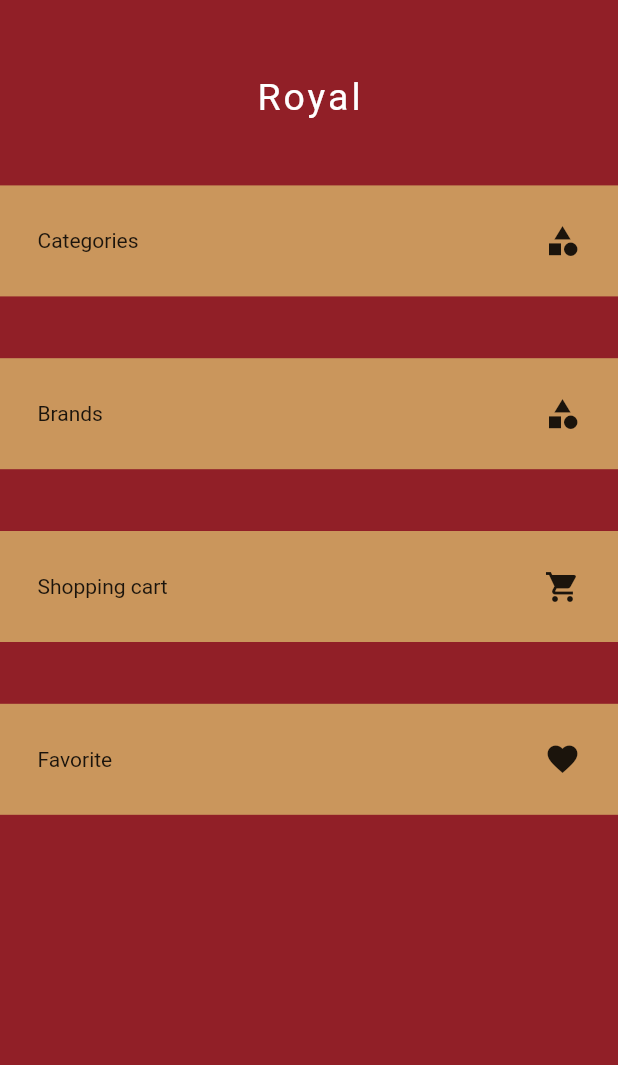
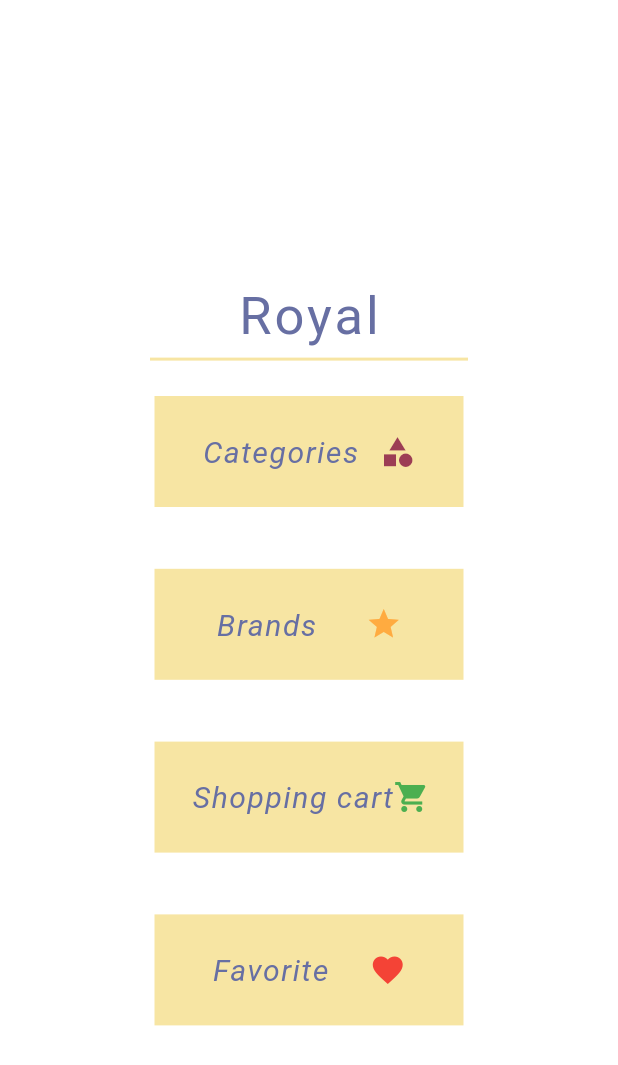
Before and after one commit to esraaabdrabo/makeup_store, a Flutter app: the screen it shows after launch, with the side drawer open, on a phone screen of 412 x 824 dp. Shown: the top 1065 px of the screen. Run offline on Flutter 3.47's test engine with Material 2 defaults, Android fonts, the phone set to English and light mode, and no system bars; our stand-ins replace google_fonts.

Commit message:
edit the design

```diff
--- a/lib/main.dart
+++ b/lib/main.dart
@@ -1,5 +1,6 @@
 import 'package:flutter/material.dart';
 import 'package:provider/provider.dart';
+import 'package:store/myThemeData.dart';
 import 'package:store/view_model/favourite.dart';
 import 'package:store/view_model/shopping_cart.dart';
 import 'package:store/views/brands.dart';
@@ -20,9 +21,10 @@ class MyApp extends StatelessWidget {
           return ChangeNotifierProvider(
               create: (context) => ShoppingCartVM(),
               builder: (context, child) {
-                return const MaterialApp(
+                return MaterialApp(
+                  theme: myThemeData.themeData,
                   debugShowCheckedModeBanner: false,
-                  home: Brands(),
+                  home: const Brands(),
                 );
               });
         });
--- a/lib/myThemeData.dart
+++ b/lib/myThemeData.dart
@@ -1,10 +1,87 @@
 import 'package:flutter/material.dart';
+import 'package:google_fonts/google_fonts.dart';
+
+//int colorIndex = 0;
 
 class myThemeData {
   static ThemeData themeData = ThemeData(
-      colorScheme:
-          ColorScheme.fromSwatch().copyWith(secondary: Color(0xffBB142E)),
-      primaryColor: Color(0xffF9F9F9));
+    colorScheme:
+        ColorScheme.fromSwatch().copyWith(secondary: Color(0xffBB142E)),
+    primaryColor: const Color(0xffF9F9F9),
+  );
+
+  static TextStyle logoTextStyle = GoogleFonts.encodeSansSc(
+    textStyle: TextStyle(letterSpacing: 2, color: myThemeData.bluecolor
+        //  shadows: myThemeData.appbarShadow
+        ),
+  );
+  static TextStyle drawerBtnTextStyle = GoogleFonts.yanoneKaffeesatz(
+    textStyle: TextStyle(
+        //    fontWeight: FontWeight.w100,
+        fontSize: 20,
+        fontStyle: FontStyle.italic,
+        color: myThemeData.bluecolor,
+        letterSpacing: 1),
+  );
+  static TextStyle redCircleTextStyle = GoogleFonts.k2d(
+    textStyle: const TextStyle(
+        color: Color.fromARGB(183, 255, 255, 255),
+        letterSpacing: 2,
+        shadows: [BoxShadow(color: Color(0xff906C6C))]),
+  );
+  static TextStyle emptyTextStyle = GoogleFonts.aBeeZee(
+      textStyle: const TextStyle(color: Colors.white, fontSize: 35));
+  static TextStyle shoppingCartTextStyle = GoogleFonts.aBeeZee(
+    textStyle:
+        TextStyle(color: myThemeData.bluecolor, fontSize: 12, letterSpacing: 1),
+  );
+  static BoxDecoration redCircleDecoration = const BoxDecoration(
+      boxShadow: [
+        BoxShadow(
+            color: Color.fromARGB(146, 125, 124, 124),
+            blurRadius: 12,
+            offset: Offset(-15, 15))
+      ],
+      gradient: LinearGradient(
+          begin: Alignment.topRight,
+          end: Alignment.bottomLeft,
+          colors: [
+            Color.fromARGB(255, 251, 61, 93),
+            Color.fromARGB(255, 165, 49, 49),
+            Color.fromARGB(255, 34, 4, 4)
+          ]),
+      borderRadius: BorderRadius.all(Radius.circular(100)));
+  /* static Color colorGenerate() {
+    if (colorIndex % 2 == 0) {
+      colorIndex++;
+
+      return myThemeData.bluecolor;
+    } else {
+      colorIndex++;
+      return myThemeData.darkRedColor;
+    }
+
+    /*if (colorIndex == 1) {
+        colorIndex++;
+        return Colors.brown[300]!;
+      } else if (colorIndex == 2) {
+        colorIndex++;
+        return myThemeData.movcolor;
+      } else {
+        colorIndex = 0;
+        return myThemeData.darkRedColor;
+      }*/
+  }*/
+
+  static BoxDecoration brandNameBtnDecoration = BoxDecoration(
+    color: bluecolor,
+    boxShadow: const [
+      BoxShadow(color: Colors.black, blurRadius: 5, offset: Offset(1, 0)),
+      BoxShadow(color: Colors.black, blurRadius: 5, offset: Offset(-1, 0)),
+      BoxShadow(color: Colors.black, blurRadius: 5, offset: Offset(0, 1)),
+      BoxShadow(color: Colors.white, blurRadius: 5, offset: Offset(0, -1))
+    ],
+  );
 
   var brandBtnShadow = const Color(0xff000000).withOpacity(2);
   var brandTextBorder = const Color(0xff906C6C);
@@ -38,7 +115,9 @@ class myThemeData {
         color: Color.fromARGB(210, 95, 255, 162))
   ];
   static Color orangecolor = const Color(0xffFF5B00);
+  static Color offWhightcolor = const Color.fromARGB(255, 247, 229, 163);
   static Color coffecolor = const Color(0xffCA965C);
+
   static Color movcolor = const Color(0xff9C3D54);
   static Color bluecolor = const Color(0xffF676FA3);
   static Color darkRedColor = const Color(0xff911F27);
--- a/lib/view_model/shopping_cart.dart
+++ b/lib/view_model/shopping_cart.dart
@@ -12,9 +12,9 @@ class ShoppingCartVM extends ChangeNotifier {
   String orderColorName = '';
   String orderColorHexa = '';
 
-  addItem(Product product, int id, int num, String colorName, String colorHexa,
-      String imgUrl, String price) {
-    ordersList.add(Order(id, num, colorName, colorHexa, imgUrl, price));
+  addItem(Product product, int id, int num, String name, String colorName,
+      String colorHexa, String imgUrl, String price) {
+    ordersList.add(Order(id, num, name, colorName, colorHexa, imgUrl, price));
 
     //to make the product inkwell in shopping cart
     //view go to the product details with the product
@@ -142,12 +142,13 @@ class PieceNum {
 class Order {
   int id;
   int num = 0;
+  String name = '';
   String colorName = '';
   String colorHexa = '';
   String imgUrl = '';
   String price = '';
-  Order(this.id, this.num, this.colorName, this.colorHexa, this.imgUrl,
-      this.price);
+  Order(this.id, this.num, this.name, this.colorName, this.colorHexa,
+      this.imgUrl, this.price);
 }
 
 class PieceColor {
--- a/lib/views/drawer.dart
+++ b/lib/views/drawer.dart
@@ -12,47 +12,76 @@ class RedDrawer extends StatelessWidget {
   @override
   Widget build(BuildContext context) {
     return Container(
-      color: myThemeData.darkRedColor,
-      child: Column(mainAxisAlignment: MainAxisAlignment.start, children: [
+      color: Colors.white,
+      child: Column(mainAxisAlignment: MainAxisAlignment.center, children: [
+        //brand name
         SizedBox(
           height: MediaQuery.of(context).size.height * .15,
-          child: const Padding(
-            padding: EdgeInsets.only(top: 50),
-            child: Text(
-              'Royal',
-              style: TextStyle(
-                color: Colors.white,
-                fontSize: 25,
-                letterSpacing: 2,
-              ),
+          child: Padding(
+            padding: const EdgeInsets.only(top: 50),
+            child: Column(
+              children: [
+                Text('Royal',
+                    style: myThemeData.logoTextStyle.copyWith(fontSize: 35)),
+                Divider(
+                  thickness: 2,
+                  color: myThemeData.offWhightcolor,
+                  indent: 100,
+                  endIndent: 100,
+                )
+              ],
             ),
           ),
         ),
+        //categories
         CommonWidgets.drawerRow(context, () {
           Navigator.pushReplacement(context,
               MaterialPageRoute(builder: (context) => const Categories()));
-        }, 'Categories', const Icon(Icons.category)),
+        },
+            'Categories',
+            Icon(
+              Icons.category,
+              color: myThemeData.movcolor,
+            )),
         SizedBox(
           height: MediaQuery.of(context).size.height * .05,
         ),
+        //Brands
         CommonWidgets.drawerRow(context, () {
           Navigator.pushReplacement(
               context, MaterialPageRoute(builder: (context) => const Brands()));
-        }, 'Brands', const Icon(Icons.category)),
+        },
+            'Brands',
+            const Icon(
+              Icons.star,
+              color: Colors.orangeAccent,
+            )),
         SizedBox(
           height: MediaQuery.of(context).size.height * .05,
         ),
+        //shopping cart
         CommonWidgets.drawerRow(context, () {
           Navigator.pushReplacement(context,
               MaterialPageRoute(builder: (context) => const ShoppingCart()));
-        }, 'Shopping cart', const Icon(Icons.shopping_cart)),
+        },
+            'Shopping cart',
+            const Icon(
+              Icons.shopping_cart,
+              color: Colors.green,
+            )),
         SizedBox(
           height: MediaQuery.of(context).size.height * .05,
         ),
+        //favourite
         CommonWidgets.drawerRow(context, () {
           Navigator.pushReplacement(context,
               MaterialPageRoute(builder: (context) => const Favourite()));
-        }, 'Favorite', const Icon(Icons.favorite))
+        },
+            'Favorite',
+            const Icon(
+              Icons.favorite,
+              color: Colors.red,
+            ))
       ]),
     );
   }
--- a/lib/views/product_details.dart
+++ b/lib/views/product_details.dart
@@ -127,6 +127,7 @@ class ProductDetails extends StatelessWidget {
                           product,
                           product.id,
                           numOfPieces,
+                          product.name,
                           shoppingCartProvider.orderColorName,
                           shoppingCartProvider.orderColorHexa,
                           product.apiFeaturedImage,
--- a/lib/views/products.dart/brand_products.dart
+++ b/lib/views/products.dart/brand_products.dart
@@ -32,7 +32,7 @@ class _BrandProductsState extends State<BrandProducts> {
           List<Product> products = provider.products;
 
           return Scaffold(
-              backgroundColor: myThemeData.movcolor,
+              backgroundColor: myThemeData.bluecolor,
               appBar: CommonWidgets.appBAR(
                   context, shoppingCartProvider.itemsNum.toString()),
               body: provider.isLoading
--- a/lib/views/products.dart/category_products.dart
+++ b/lib/views/products.dart/category_products.dart
@@ -25,7 +25,7 @@ class CategoryProducts extends StatelessWidget {
           CategoryVM provider = Provider.of(context);
           List<Product> products = provider.products;
           return Scaffold(
-              backgroundColor: myThemeData.movcolor,
+              backgroundColor: myThemeData.bluecolor,
               appBar: CommonWidgets.appBAR(
                   context, shoppingCartProvider.itemsNum.toString()),
               body: provider.isLoading
--- a/lib/widgets/commonWidgets.dart
+++ b/lib/widgets/commonWidgets.dart
@@ -7,27 +7,33 @@ import '../models/product.dart';
 import '../view_model/favourite.dart';
 import '../view_model/shopping_cart.dart';
 
-int colorIndex = 0;
+import 'package:google_fonts/google_fonts.dart';
 
 class CommonWidgets {
   static Widget drawerRow(
       BuildContext context, Function() navigateFun, String title, Icon icon) {
     return Container(
-      color: myThemeData.coffecolor,
+      color: myThemeData.offWhightcolor,
       padding: const EdgeInsets.all(25),
+      width: MediaQuery.of(context).size.width * .5,
       child: InkWell(
           onTap: navigateFun,
           child: Row(
-            mainAxisAlignment: MainAxisAlignment.spaceBetween,
-            children: [Text(title), icon],
+            mainAxisAlignment: MainAxisAlignment.spaceAround,
+            children: [
+              Text(
+                title,
+                style: myThemeData.drawerBtnTextStyle,
+              ),
+              icon
+            ],
           )),
     );
   }
 
   static PreferredSizeWidget appBAR(BuildContext context, String itemsNum) {
     return AppBar(
-        iconTheme:
-            IconThemeData(color: myThemeData.themeData.colorScheme.secondary),
+        iconTheme: IconThemeData(color: myThemeData.bluecolor),
         actions: [
           Row(
             mainAxisAlignment: MainAxisAlignment.start,
@@ -66,96 +72,43 @@ class CommonWidgets {
         backgroundColor: Colors.white,
         title: Text(
           'Royal',
-          style: TextStyle(
-            letterSpacing: 2,
-            color: myThemeData.themeData.colorScheme.secondary,
-            //  shadows: myThemeData.appbarShadow
-          ),
+          style: myThemeData.logoTextStyle,
         ),
         centerTitle: true,
-        shape: const RoundedRectangleBorder(
-            borderRadius: BorderRadius.all(Radius.circular(100))),
-        elevation: 5,
-        shadowColor: const Color.fromARGB(210, 255, 95, 170));
+        /*  shape: const RoundedRectangleBorder(
+            borderRadius: BorderRadius.all(Radius.circular(100))),*/
+        elevation: 3,
+        shadowColor: myThemeData.coffecolor);
   }
 
   static Widget brandCircle(BuildContext context, String title) {
     return Container(
       width: MediaQuery.of(context).size.width * .32,
       height: MediaQuery.of(context).size.height * .15,
-      decoration: const BoxDecoration(
-          boxShadow: [
-            BoxShadow(
-                color: Color.fromARGB(146, 125, 124, 124),
-                blurRadius: 12,
-                offset: Offset(-15, 15))
-          ],
-          gradient: LinearGradient(
-              begin: Alignment.topRight,
-              end: Alignment.bottomLeft,
-              colors: [
-                Color.fromARGB(255, 251, 61, 93),
-                Color.fromARGB(255, 165, 49, 49),
-                Color.fromARGB(255, 34, 4, 4)
-              ]),
-          borderRadius: BorderRadius.all(Radius.circular(100))),
+      decoration: myThemeData.redCircleDecoration,
       child: Center(
-        child: Text(
-          title,
-          style: const TextStyle(
-              color: Colors.white,
-              letterSpacing: 2,
-              shadows: [BoxShadow(color: Color(0xff906C6C))]),
-        ),
+        child: Text(title, style: myThemeData.redCircleTextStyle),
       ),
     );
   }
 
   static Widget brandNameBtn(BuildContext context, String name) {
-    Color colorGenerate() {
-      if (colorIndex == 0) {
-        colorIndex++;
-
-        return myThemeData.bluecolor;
-      } else if (colorIndex == 1) {
-        colorIndex++;
-        return myThemeData.coffecolor;
-      } else if (colorIndex == 2) {
-        colorIndex++;
-        return myThemeData.movcolor;
-      } else {
-        colorIndex = 0;
-        return myThemeData.darkRedColor;
-      }
-    }
-
     return Container(
-      width: MediaQuery.of(context).size.width * .25,
-      height: MediaQuery.of(context).size.height * .07,
-      decoration: BoxDecoration(
-        color: colorGenerate(),
-        boxShadow: const [
-          BoxShadow(
-              color: Color.fromARGB(255, 125, 124, 124),
-              blurRadius: 2,
-              offset: Offset(1, 0)),
-          BoxShadow(
-              color: Color.fromARGB(255, 203, 197, 197),
-              blurRadius: 2,
-              offset: Offset(-1, 0))
-        ],
-      ),
-      child: Container(
+        width: MediaQuery.of(context).size.width * .25,
+        height: MediaQuery.of(context).size.height * .07,
+        decoration: myThemeData.brandNameBtnDecoration,
+        child: Container(
           padding: const EdgeInsets.all(15),
           width: MediaQuery.of(context).size.width * .1,
           child: Center(
-              child: Text(
-            name,
-            textAlign: TextAlign.center,
-            style: const TextStyle(
-                fontSize: 23, color: Color.fromARGB(255, 255, 255, 255)),
-          ))),
-    );
+              child: Text(name,
+                  textAlign: TextAlign.center,
+                  style: GoogleFonts.aBeeZee(
+                    textStyle: const TextStyle(
+                        fontSize: 18,
+                        color: Color.fromARGB(166, 255, 255, 255)),
+                  ))),
+        ));
   }
 
   static Widget prodNamePrice(BuildContext context, String name, String price) {
--- a/pubspec.yaml
+++ b/pubspec.yaml
@@ -36,6 +36,7 @@ dependencies:
   cupertino_icons: ^1.0.2
   provider: ^6.0.3
   http: ^0.13.4
+  google_fonts: ^3.0.1
 
 dev_dependencies:
   flutter_test:
```
Also changed, not shown: lib/views/favourite.dart (+5 -2 lines), lib/views/shopping_cart.dart (+108 -99 lines), lib/views/products.dart/product_details.dart (line endings or trailing spaces), pubspec.lock.
